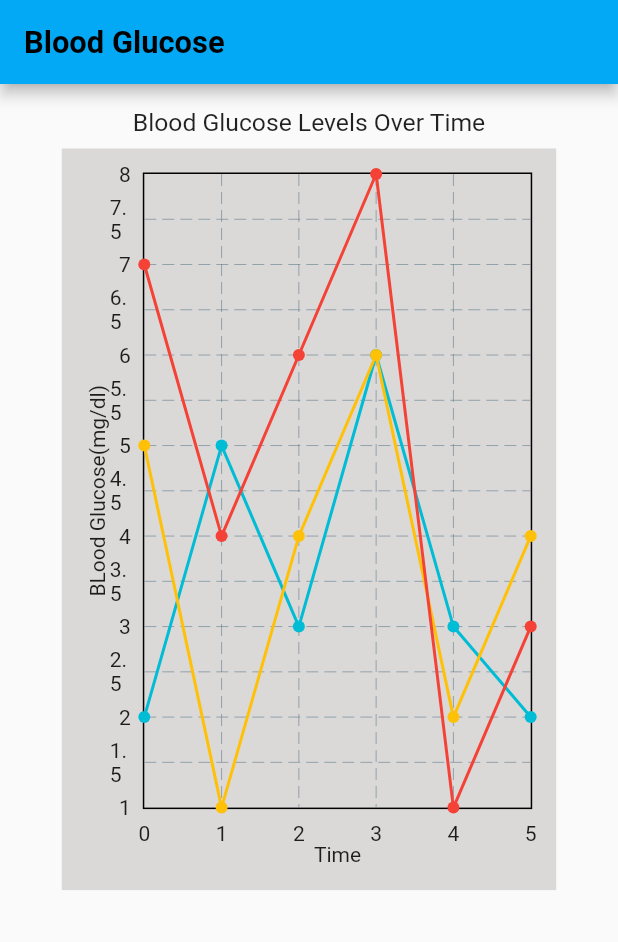
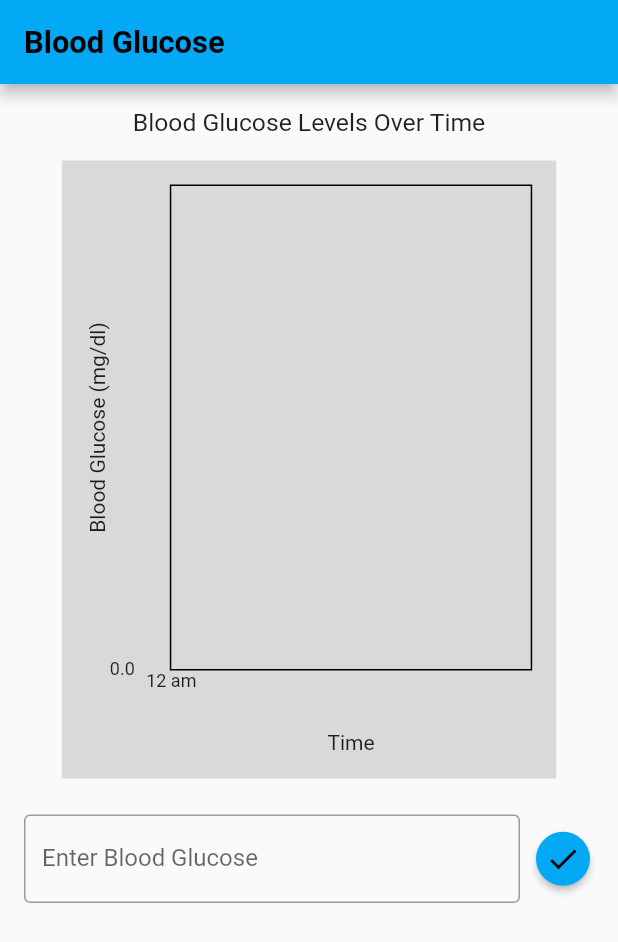
Before and after one commit to AnshumSingla/diacare360, a Flutter app: the BloodGlucose screen opened directly, on a phone screen of 412 x 824 dp. Shown: the top 942 px of the screen. Run offline on Flutter 3.47's test engine with Material 3 defaults, Android fonts, the phone set to English and light mode, and no system bars; drawn by our look-alikes of fl_chart.

Commit message:
fully  implemented daily graph without alerts

```diff
--- a/lib/Pages/Utility/lineGraph.dart
+++ b/lib/Pages/Utility/lineGraph.dart
@@ -2,15 +2,15 @@ import 'package:diacare360/Pages/Utility/points.dart';
 import 'package:fl_chart/fl_chart.dart';
 import 'package:flutter/material.dart';
 
-class lineGraph extends StatefulWidget {
-  final List<pointxy> points;
-  const lineGraph(this.points, {super.key});
+class LineGraph extends StatefulWidget {
+  final List<PointXY> points;
+  const LineGraph(this.points, {super.key});
 
   @override
-  State<lineGraph> createState() => _lineGraphState();
+  State<LineGraph> createState() => _LineGraphState();
 }
 
-class _lineGraphState extends State<lineGraph> {
+class _LineGraphState extends State<LineGraph> {
   @override
   Widget build(BuildContext context) {
     return AspectRatio(
@@ -19,43 +19,69 @@ class _lineGraphState extends State<lineGraph> {
         LineChartData(
           lineBarsData: [
             LineChartBarData(
-              spots: dayPointData
-                  .map((point) => FlSpot(point.bg, point.time.toDouble()))
-                  .toList(),
+              spots: widget.points.map((point) {
+                // Map the time values (12, 3, 6, 9) to corresponding X positions
+                double x = point.time == '12 am'
+                    ? 0
+                    : point.time == '3 am'
+                        ? 1
+                        : point.time == '6 am'
+                            ? 2
+                            : point.time == '9 am'
+                                ? 3
+                                : point.time == '12 pm'
+                                    ? 4
+                                    : point.time == '3 pm'
+                                        ? 5
+                                        : point.time == '6 pm'
+                                            ? 6
+                                            : point.time == '9 pm'
+                                                ? 7
+                                                : 0; // Default to 0 for other times
+                return FlSpot(x, point.bg);
+              }).toList(),
               isCurved: false,
               dotData: FlDotData(show: true),
               shadow: Shadow(blurRadius: 1),
             ),
-            LineChartBarData(
-              spots: weekPointData
-                  .map((point) => FlSpot(point.bg, point.time.toDouble()))
-                  .toList(),
-              isCurved: false,
-              dotData: FlDotData(show: true),
-              shadow: Shadow(blurRadius: 1),
-              color: Colors.amber,
-            ),
-            LineChartBarData(
-              spots: monthPointData
-                  .map((point) => FlSpot(point.bg, point.time.toDouble()))
-                  .toList(),
-              isCurved: false,
-              dotData: FlDotData(show: true),
-              shadow: Shadow(blurRadius: 1),
-              color: Colors.red,
-            ),
           ],
           titlesData: FlTitlesData(
             leftTitles: AxisTitles(
-              axisNameWidget: Text('BLood Glucose(mg/dl)'),
+              axisNameWidget: Text('Blood Glucose (mg/dl)'),
               sideTitles: SideTitles(
                 showTitles: true,
+                reservedSize: 40,
+                getTitlesWidget: (value, meta) {
+                  return Text(value.toString(), style: TextStyle(fontSize: 12));
+                },
               ),
             ),
             bottomTitles: AxisTitles(
               axisNameWidget: Text('Time'),
               sideTitles: SideTitles(
                 showTitles: true,
+                reservedSize: 40,
+                getTitlesWidget: (value, meta) {
+                  if (value == 0) {
+                    return Text('12 am', style: TextStyle(fontSize: 12));
+                  } else if (value == 1) {
+                    return Text('3 am', style: TextStyle(fontSize: 12));
+                  } else if (value == 2) {
+                    return Text('6 am', style: TextStyle(fontSize: 12));
+                  } else if (value == 3) {
+                    return Text('9 am', style: TextStyle(fontSize: 12));
+                  } else if (value == 4) {
+                    return Text('12 pm', style: TextStyle(fontSize: 12));
+                  } else if (value == 5) {
+                    return Text('3 pm', style: TextStyle(fontSize: 12));
+                  } else if (value == 6) {
+                    return Text('6 pm', style: TextStyle(fontSize: 12));
+                  } else if (value == 7) {
+                    return Text('9 pm', style: TextStyle(fontSize: 12));
+                  } else {
+                    return SizedBox(); // Hide other values
+                  }
+                },
               ),
             ),
             rightTitles: AxisTitles(),
--- a/lib/Pages/Utility/points.dart
+++ b/lib/Pages/Utility/points.dart
@@ -1,52 +1,53 @@
-import 'package:collection/collection.dart';
+class PointXY {
+  final double bg;
+  final String time;
 
-class pointxy {
-  final double bg;
-  final int time;
-  pointxy({required this.bg, required this.time});
+  PointXY({required this.bg, required this.time});
 }
 
-List<pointxy> get dayPointData {
-  final data = <double>[
-    2,
-    5,
-    3,
-    6,
-    3,
-    2,
-  ];
-  return data
-      .mapIndexed(((index, element) =>
-          pointxy(bg: index.toDouble(), time: element.toInt())))
-      .toList();
+List<double> points = [];
+// Fixed list of times, which repeats as required
+final List<String> timeList = <String>['12 am', '3 am', '6 am', '9 am', '12 pm', '3 pm', '6 pm', '9 pm'];
+
+void getData(double value) {
+  if (points.length < timeList.length) {
+    points.add(value);
+  }
 }
 
-List<pointxy> get weekPointData {
-  final data = <double>[
-    5,
-    1,
-    4,
-    6,
-    2,
-    4,
-  ];
-  return data
-      .mapIndexed(((index, element) =>
-          pointxy(bg: index.toDouble(), time: element.toInt())))
-      .toList();
+List<PointXY> get dayPointData {
+  // Ensure that points list is less than or equal to the size of timeList
+  int dataSize =
+      points.length > timeList.length ? timeList.length : points.length;
+
+  return List.generate(dataSize, (index) {
+    return PointXY(
+      bg: points[index],
+      time: timeList[index],
+    );
+  });
 }
 
-List<pointxy> get monthPointData {
-  final data = <double>[
-    7,
-    4,
-    6,
-    8,
-    1,
-    3,
-  ];
-  return data
-      .mapIndexed(((index, element) =>
-          pointxy(bg: index.toDouble(), time: element.toInt())))
-      .toList();
+List<PointXY> get weekPointData {
+  int dataSize =
+      points.length > timeList.length ? timeList.length : points.length;
+
+  return List.generate(dataSize, (index) {
+    return PointXY(
+      bg: points[index],
+      time: timeList[index],
+    );
+  });
 }
+
+List<PointXY> get monthPointData {
+  int dataSize =
+      points.length > timeList.length ? timeList.length : points.length;
+
+  return List.generate(dataSize, (index) {
+    return PointXY(
+      bg: points[index],
+      time: timeList[index],
+    );
+  });
+}
--- a/lib/Pages/homePageGrid/bloodGlucose.dart
+++ b/lib/Pages/homePageGrid/bloodGlucose.dart
@@ -1,5 +1,5 @@
 import 'package:diacare360/Pages/Utility/lineGraph.dart';
-import 'package:diacare360/Pages/Utility/points.dart';
+import 'package:diacare360/Pages/Utility/points.dart' as points;
 import 'package:flutter/material.dart';
 
 class BloodGlucose extends StatefulWidget {
@@ -10,19 +10,22 @@ class BloodGlucose extends StatefulWidget {
 }
 
 class _BloodGlucoseState extends State<BloodGlucose> {
+  final GlobalKey<FormState> formKey = GlobalKey<FormState>();
+  final TextEditingController controller = TextEditingController();
+
   @override
   Widget build(BuildContext context) {
+    final screenWidth = MediaQuery.of(context).size.width;
+    final screenHeight = MediaQuery.of(context).size.height;
+
     TextStyle titleTextStyle = TextStyle(
-      fontSize: MediaQuery.of(context).size.width * 0.05,
+      fontSize: screenWidth * 0.05,
       fontWeight: FontWeight.bold,
     );
 
     TextStyle bodyTextStyle = TextStyle(
-      fontSize: MediaQuery.of(context).size.width * 0.04,
+      fontSize: screenWidth * 0.04,
     );
-
-    final screenWidth = MediaQuery.of(context).size.width;
-    final screenHeight = MediaQuery.of(context).size.height;
 
     return Scaffold(
       appBar: AppBar(
@@ -31,32 +34,89 @@ class _BloodGlucoseState extends State<BloodGlucose> {
           style: titleTextStyle,
         ),
       ),
-      body: Center(
+      body: SingleChildScrollView(
+        child: Padding(
+          padding: const EdgeInsets.all(16.0),
           child: Column(
             crossAxisAlignment: CrossAxisAlignment.center,
             children: [
-            Padding(
-              padding: const EdgeInsets.only(top: 16.0, bottom: 8.0),
-              child: Text(
+              Text(
                 "Blood Glucose Levels Over Time",
                 style: bodyTextStyle,
                 textAlign: TextAlign.center,
               ),
-            ),
+              const SizedBox(height: 16),
               SizedBox(
                 width: screenWidth * 0.8,
-              height: screenHeight * 0.6,
+                height: screenHeight * 0.5,
                 child: Container(
                   color: const Color.fromARGB(255, 219, 216, 216),
                   child: Padding(
                     padding: const EdgeInsets.all(16.0),
-                  child: lineGraph(dayPointData),
+                    child: LineGraph(points.dayPointData),
                   ),
+                ),
+              ),
+              const SizedBox(height: 24),
+              Form(
+                key: formKey,
+                child: Row(
+                  crossAxisAlignment: CrossAxisAlignment.center,
+                  children: [
+                    // TextFormField with adjusted width
+                    Expanded(
+                      flex: 8, // Adjust the space for the TextFormField
+                      child: TextFormField(
+                        controller: controller,
+                        decoration: const InputDecoration(
+                          labelText: "Enter Blood Glucose",
+                          border: OutlineInputBorder(),
+                        ),
+                        keyboardType: TextInputType.number,
+                        validator: (value) {
+                          if (value == null || value.isEmpty) {
+                            return "Please enter a number";
+                          } else if (double.tryParse(value) == null) {
+                            return "Only numeric values are allowed";
+                          }
+                          return null;
+                        },
+                      ),
+                    ),
+                    const SizedBox(width: 8),
+                    Expanded(
+                      flex: 1,
+                      child: ElevatedButton(
+                        style: ElevatedButton.styleFrom(
+                          shape: CircleBorder(),
+                          padding: EdgeInsets
+                              .zero, // Remove internal padding to fit the button perfectly
+                        ),
+                        onPressed: () {
+                          if (formKey.currentState!.validate()) {
+                            final value = double.tryParse(controller.text);
+                            if (value != null) {
+                              // Add the valid value to the points.dayPointData
+                              setState(
+                                () {
+                                  points.getData(value);
+                                },
+                              );
+                              controller
+                                  .clear(); // Clear the input field after adding
+                            }
+                          }
+                        },
+                        child: const Icon(Icons.check),
                       ),
                     ),
                   ],
                 ),
               ),
+            ],
+          ),
+        ),
+      ),
     );
   }
 }
```
Lines whose indentation alone changed are shown as unchanged.
